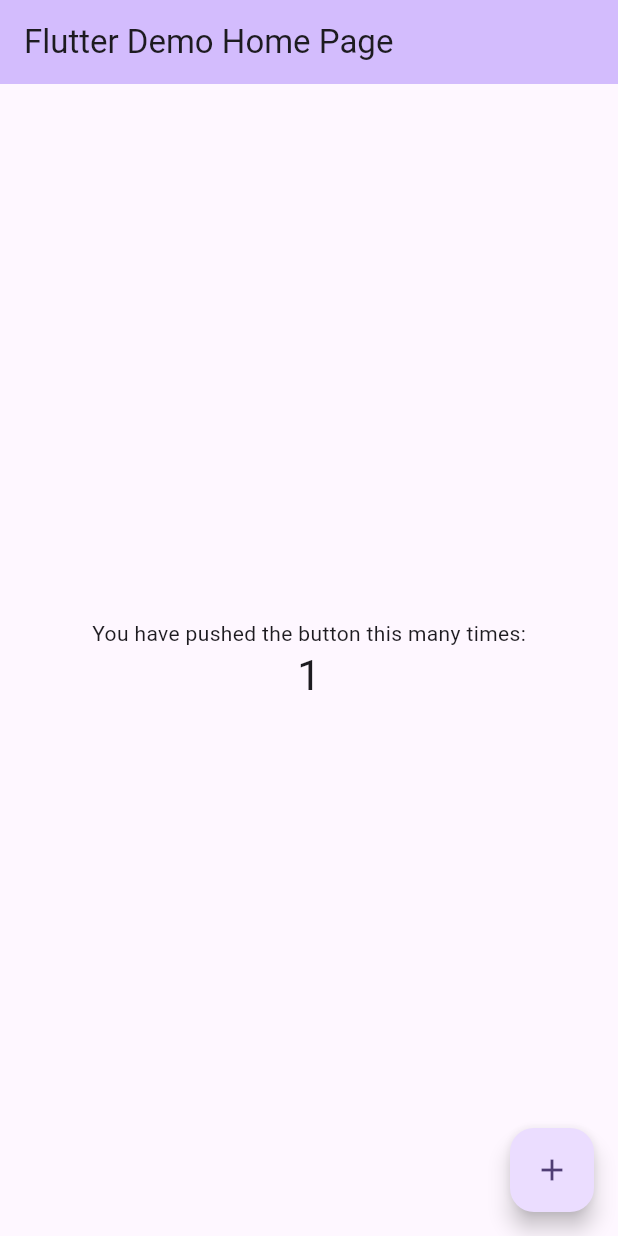
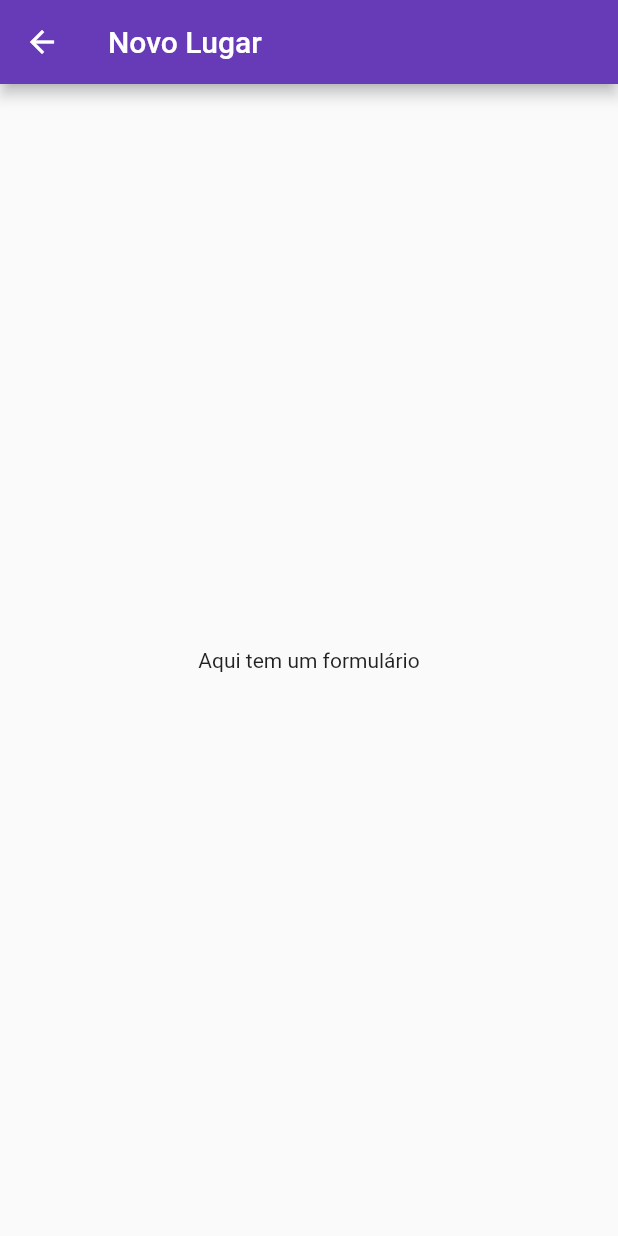
Before and after one commit to marcelinx/great_places-flutter, a Flutter app: the screen it shows after launch, after a tap on the "add" icon, on a phone screen of 412 x 824 dp. Run offline on Flutter 3.47's test engine with Material 2 defaults, Android fonts, the phone set to English and light mode, and no system bars.

Commit message:
estruturando o projeto inicialmente

```diff
--- a/lib/main.dart
+++ b/lib/main.dart
@@ -1,4 +1,7 @@
 import 'package:flutter/material.dart';
+import 'package:great_places/screens/place_form_screen.dart';
+import 'package:great_places/screens/places_list_screen.dart';
+import 'package:great_places/utils/app_routes.dart';
 
 void main() {
   runApp(const MyApp());
@@ -11,115 +14,17 @@ class MyApp extends StatelessWidget {
   @override
   Widget build(BuildContext context) {
     return MaterialApp(
-      title: 'Flutter Demo',
+      debugShowCheckedModeBanner: false,
+      title: 'Great Places',
       theme: ThemeData(
-        // This is the theme of your application.
-        //
-        // TRY THIS: Try running your application with "flutter run". You'll see
-        // the application has a blue toolbar. Then, without quitting the app,
-        // try changing the seedColor in the colorScheme below to Colors.green
-        // and then invoke "hot reload" (save your changes or press the "hot
-        // reload" button in a Flutter-supported IDE, or press "r" if you used
-        // the command line to start the app).
-        //
-        // Notice that the counter didn't reset back to zero; the application
-        // state is not lost during the reload. To reset the state, use hot
-        // restart instead.
-        //
-        // This works for code too, not just values: Most code changes can be
-        // tested with just a hot reload.
-        colorScheme: ColorScheme.fromSeed(seedColor: Colors.deepPurple),
-        useMaterial3: true,
+        colorScheme: ColorScheme.fromSwatch().copyWith(
+          primary: Colors.deepPurple,
+          secondary: Colors.amber,
+        ),
+        visualDensity: VisualDensity.adaptivePlatformDensity,
       ),
-      home: const MyHomePage(title: 'Flutter Demo Home Page'),
+      home: const PlacesListScreen(),
+      routes: {AppRoutes.PLACE_FORM: (ctx) => const PlaceFormScreen()},
     );
   }
 }
-
-class MyHomePage extends StatefulWidget {
-  const MyHomePage({super.key, required this.title});
-
-  // This widget is the home page of your application. It is stateful, meaning
-  // that it has a State object (defined below) that contains fields that affect
-  // how it looks.
-
-  // This class is the configuration for the state. It holds the values (in this
-  // case the title) provided by the parent (in this case the App widget) and
-  // used by the build method of the State. Fields in a Widget subclass are
-  // always marked "final".
-
-  final String title;
-
-  @override
-  State<MyHomePage> createState() => _MyHomePageState();
-}
-
-class _MyHomePageState extends State<MyHomePage> {
-  int _counter = 0;
-
-  void _incrementCounter() {
-    setState(() {
-      // This call to setState tells the Flutter framework that something has
-      // changed in this State, which causes it to rerun the build method below
-      // so that the display can reflect the updated values. If we changed
-      // _counter without calling setState(), then the build method would not be
-      // called again, and so nothing would appear to happen.
-      _counter++;
-    });
-  }
-
-  @override
-  Widget build(BuildContext context) {
-    // This method is rerun every time setState is called, for instance as done
-    // by the _incrementCounter method above.
-    //
-    // The Flutter framework has been optimized to make rerunning build methods
-    // fast, so that you can just rebuild anything that needs updating rather
-    // than having to individually change instances of widgets.
-    return Scaffold(
-      appBar: AppBar(
-        // TRY THIS: Try changing the color here to a specific color (to
-        // Colors.amber, perhaps?) and trigger a hot reload to see the AppBar
-        // change color while the other colors stay the same.
-        backgroundColor: Theme.of(context).colorScheme.inversePrimary,
-        // Here we take the value from the MyHomePage object that was created by
-        // the App.build method, and use it to set our appbar title.
-        title: Text(widget.title),
-      ),
-      body: Center(
-        // Center is a layout widget. It takes a single child and positions it
-        // in the middle of the parent.
-        child: Column(
-          // Column is also a layout widget. It takes a list of children and
-          // arranges them vertically. By default, it sizes itself to fit its
-          // children horizontally, and tries to be as tall as its parent.
-          //
-          // Column has various properties to control how it sizes itself and
-          // how it positions its children. Here we use mainAxisAlignment to
-          // center the children vertically; the main axis here is the vertical
-          // axis because Columns are vertical (the cross axis would be
-          // horizontal).
-          //
-          // TRY THIS: Invoke "debug painting" (choose the "Toggle Debug Paint"
-          // action in the IDE, or press "p" in the console), to see the
-          // wireframe for each widget.
-          mainAxisAlignment: MainAxisAlignment.center,
-          children: <Widget>[
-            const Text(
-              'You have pushed the button this many times:',
-            ),
-            Text(
-              '$_counter',
-              style: Theme.of(context).textTheme.headlineMedium,
-            ),
-          ],
-        ),
-      ),
-      floatingActionButton: FloatingActionButton(
-        onPressed: _incrementCounter,
-        tooltip: 'Increment',
-        child: const Icon(Icons.add),
-      ), // This trailing comma makes auto-formatting nicer for build methods.
-    );
-  }
-}
--- /dev/null
+++ b/lib/screens/place_form_screen.dart
@@ -0,0 +1,21 @@
+import 'package:flutter/material.dart';
+
+class PlaceFormScreen extends StatefulWidget {
+  const PlaceFormScreen({Key? key}) : super(key: key);
+
+  @override
+  _PlaceFormScreenState createState() => _PlaceFormScreenState();
+}
+
+class _PlaceFormScreenState extends State<PlaceFormScreen> {
+  @override
+  Widget build(BuildContext context) {
+    return Scaffold(
+        appBar: AppBar(
+          title: const Text('Novo Lugar'),
+        ),
+        body: const Center(
+          child: Text('Aqui tem um formulário'),
+        ));
+  }
+}
--- /dev/null
+++ b/lib/screens/places_list_screen.dart
@@ -0,0 +1,28 @@
+import 'package:flutter/material.dart';
+import 'package:great_places/utils/app_routes.dart';
+
+class PlacesListScreen extends StatelessWidget {
+  const PlacesListScreen({super.key});
+
+  @override
+  Widget build(BuildContext context) {
+    return Scaffold(
+      appBar: AppBar(
+        title: const Text('Meus lugares!'),
+        actions: [
+          IconButton(
+            onPressed: () {
+              Navigator.of(context).pushNamed(AppRoutes.PLACE_FORM);
+            },
+            icon: const Icon(Icons.add),
+          ),
+        ],
+      ),
+      body: const Center(
+        child: CircularProgressIndicator(
+          color: Colors.amber,
+        ),
+      ),
+    );
+  }
+}
--- /dev/null
+++ b/lib/utils/app_routes.dart
@@ -0,0 +1,3 @@
+class AppRoutes {
+  static const String PLACE_FORM = '/place-form';
+}
```
